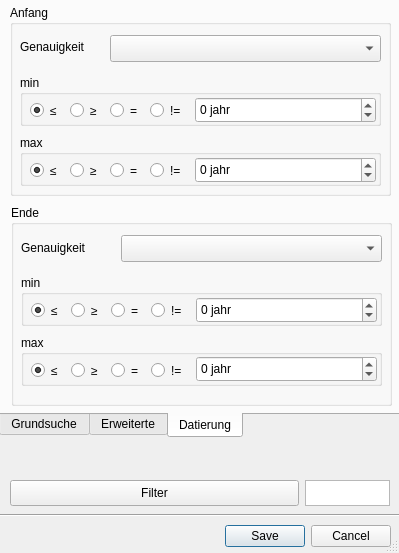
MichalDycka/limes, file limes/Limes_dialog_base.ui: the form before one commit.
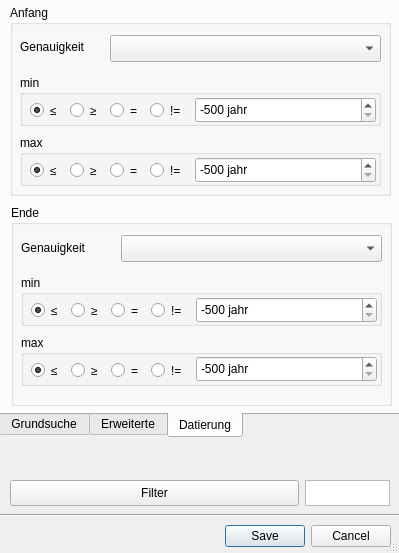
The form after the commit. The open tabs and pages were chosen to show the change. Icons and pictures are not drawn. Custom widgets are drawn as their Qt base class.

Patch:
```diff
--- a/limes/Limes_dialog_base.ui
+++ b/limes/Limes_dialog_base.ui
@@ -932,13 +932,13 @@
         <string/>
        </property>
        <property name="minimum">
-        <number>-9999</number>
+        <number>-500</number>
        </property>
        <property name="maximum">
-        <number>9999</number>
+        <number>1000</number>
        </property>
        <property name="value">
-        <number>0</number>
+        <number>-500</number>
        </property>
       </widget>
       <widget class="QRadioButton" name="radioButtonAnfangMinLessOrEqual">
@@ -1820,10 +1820,13 @@
         <string> jahr</string>
        </property>
        <property name="minimum">
-        <number>-999999999</number>
+        <number>-500</number>
        </property>
        <property name="maximum">
-        <number>999999999</number>
+        <number>1000</number>
+       </property>
+       <property name="value">
+        <number>-500</number>
        </property>
       </widget>
       <widget class="QRadioButton" name="radioButtonAnfangMinLessOrEqual_2">
@@ -2056,10 +2059,13 @@
         <string> jahr</string>
        </property>
        <property name="minimum">
-        <number>-999999999</number>
+        <number>-500</number>
        </property>
        <property name="maximum">
-        <number>999999999</number>
+        <number>1000</number>
+       </property>
+       <property name="value">
+        <number>-500</number>
        </property>
       </widget>
      </widget>
@@ -2094,10 +2100,13 @@
         <string/>
        </property>
        <property name="minimum">
-        <number>-999999999</number>
+        <number>-500</number>
        </property>
        <property name="maximum">
-        <number>999999999</number>
+        <number>1000</number>
+       </property>
+       <property name="value">
+        <number>-500</number>
        </property>
       </widget>
       <widget class="QRadioButton" name="radioButtonEndeMaxEqual">
```
Left out of the diff: 24 changed lines with no effect on the pictures.
